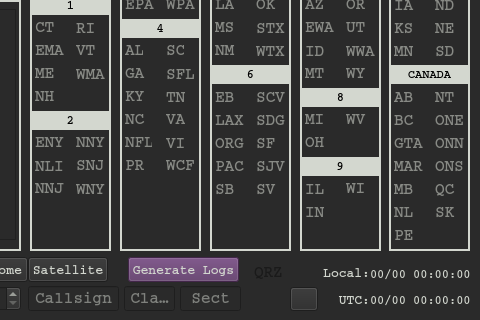
This is main.ui in mbridak/WinterFieldDayLogger as Qt 5 draws it before an edit; both pictures show x 320 to 800 and y 210 to 530 of the 800 by 530 pixel window. The edited form follows.
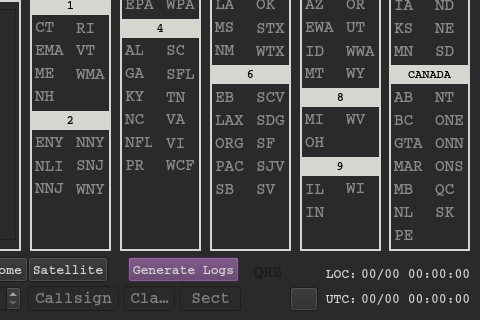
This is the edited form. Icons and pictures are not drawn.

Commit message: Changed time/date font size.

```diff
--- a/main.ui
+++ b/main.ui
@@ -3161,10 +3161,10 @@
    <widget class="QLabel" name="label_7">
     <property name="geometry">
      <rect>
-      <x>649</x>
-      <y>500</y>
-      <width>41</width>
-      <height>20</height>
+      <x>645</x>
+      <y>501</y>
+      <width>32</width>
+      <height>16</height>
      </rect>
     </property>
     <property name="font">
@@ -3185,10 +3185,10 @@
    <widget class="QLabel" name="label_8">
     <property name="geometry">
      <rect>
-      <x>639</x>
-      <y>473</y>
-      <width>51</width>
-      <height>20</height>
+      <x>645</x>
+      <y>476</y>
+      <width>32</width>
+      <height>16</height>
      </rect>
     </property>
     <property name="font">
@@ -3200,7 +3200,7 @@
      </font>
     </property>
     <property name="text">
-     <string>Local:</string>
+     <string>LOC:</string>
     </property>
     <property name="alignment">
      <set>Qt::AlignRight|Qt::AlignTrailing|Qt::AlignVCenter</set>
@@ -3209,15 +3209,16 @@
    <widget class="QLabel" name="localtime">
     <property name="geometry">
      <rect>
-      <x>690</x>
+      <x>681</x>
       <y>476</y>
-      <width>101</width>
-      <height>17</height>
+      <width>110</width>
+      <height>16</height>
      </rect>
     </property>
     <property name="font">
      <font>
       <family>Courier</family>
+      <pointsize>10</pointsize>
       <weight>75</weight>
       <bold>true</bold>
      </font>
@@ -3229,15 +3230,16 @@
    <widget class="QLabel" name="utctime">
     <property name="geometry">
      <rect>
-      <x>690</x>
-      <y>502</y>
-      <width>101</width>
-      <height>17</height>
+      <x>681</x>
+      <y>501</y>
+      <width>110</width>
+      <height>16</height>
      </rect>
     </property>
     <property name="font">
      <font>
       <family>Courier</family>
+      <pointsize>10</pointsize>
       <weight>75</weight>
       <bold>true</bold>
      </font>
```
